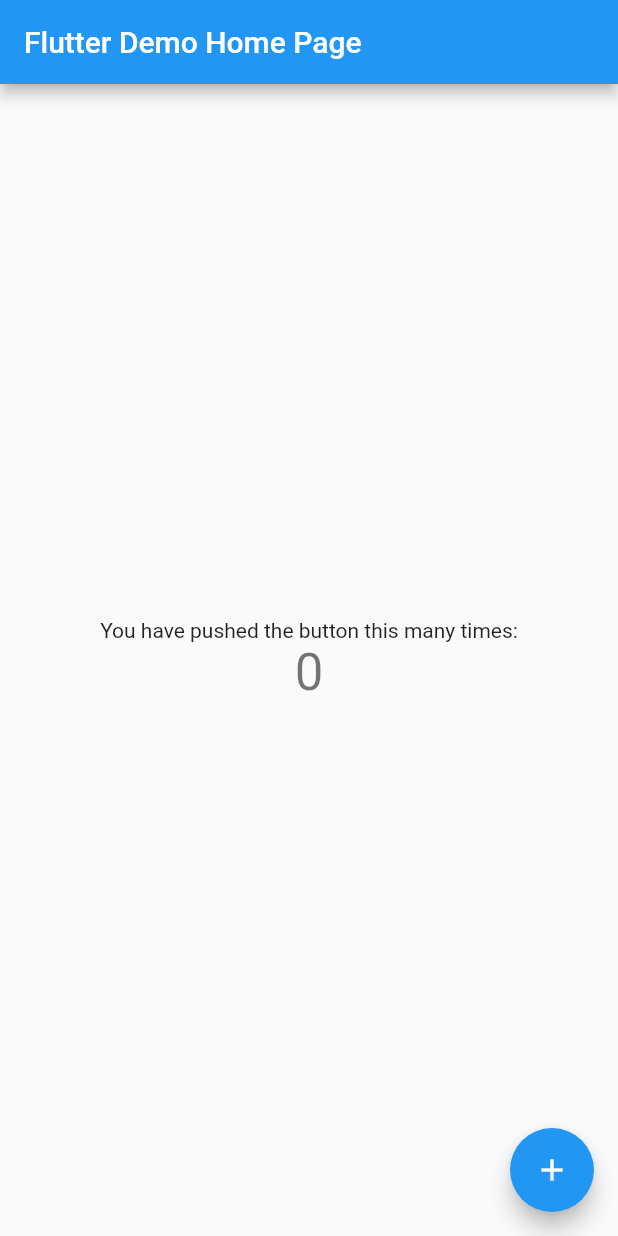
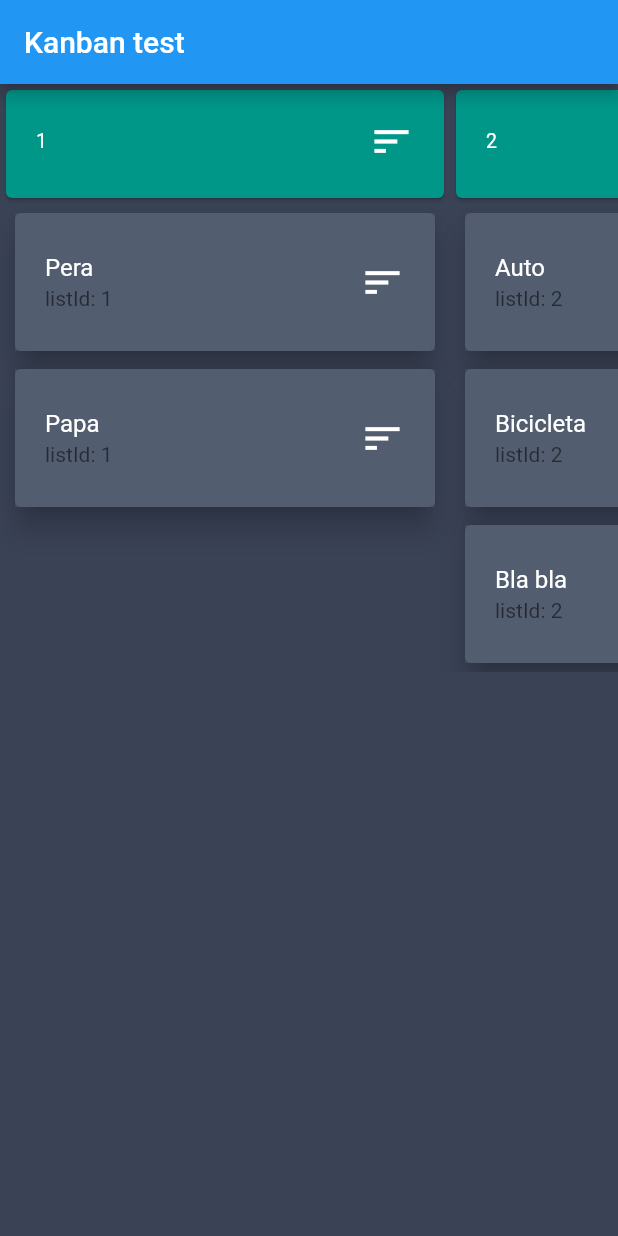
Before and after one commit to aliismaildev/time_tracking_app, a Flutter app: the screen it shows after launch, on a phone screen of 412 x 824 dp. Run offline on Flutter 3.47's test engine with Material 2 defaults, Android fonts, the phone set to English and light mode, and no system bars.

Commit message:
-kandan board basic structure

```diff
--- a/lib/main.dart
+++ b/lib/main.dart
@@ -1,4 +1,5 @@
 import 'package:flutter/material.dart';
+import 'dart:collection';
 
 void main() {
   runApp(const MyApp());
@@ -7,109 +8,328 @@
 class MyApp extends StatelessWidget {
   const MyApp({super.key});
 
-  // This widget is the root of your application.
   @override
   Widget build(BuildContext context) {
     return MaterialApp(
-      title: 'Flutter Demo',
-      theme: ThemeData(
-        // This is the theme of your application.
-        //
-        // Try running your application with "flutter run". You'll see the
-        // application has a blue toolbar. Then, without quitting the app, try
-        // changing the primarySwatch below to Colors.green and then invoke
-        // "hot reload" (press "r" in the console where you ran "flutter run",
-        // or simply save your changes to "hot reload" in a Flutter IDE).
-        // Notice that the counter didn't reset back to zero; the application
-        // is not restarted.
-        primarySwatch: Colors.blue,
+        title: 'Flutter Demo',
+        theme: ThemeData(
+          primarySwatch: Colors.blue,
+        ),
+        home: const Kanban());
+  }
+}
+
+class Item {
+  final String? id;
+  String? listId;
+  final String? title;
+
+  Item({this.id, this.listId, this.title});
+}
+
+class Kanban extends StatefulWidget {
+  final double tileHeight = 100;
+  final double headerHeight = 80;
+  final double tileWidth = 300;
+
+  const Kanban({super.key});
+
+  @override
+  _KanbanState createState() => _KanbanState();
+}
+
+class _KanbanState extends State<Kanban> {
+  LinkedHashMap<String, List<Item>>? board;
+
+  @override
+  void initState() {
+    board = LinkedHashMap();
+    board!.addAll({
+      "1": [
+        Item(id: "1", listId: "1", title: "Pera"),
+        Item(id: "2", listId: "1", title: "Papa"),
+      ],
+      "2": [
+        Item(id: "3", listId: "2", title: "Auto"),
+        Item(id: "4", listId: "2", title: "Bicicleta"),
+        Item(id: "5", listId: "2", title: "Bla bla"),
+      ],
+      "3": [
+        Item(id: "6", listId: "3", title: "Chile"),
+        Item(id: "7", listId: "3", title: "Madagascar"),
+        Item(id: "8", listId: "3", title: "Japón"),
+      ]
+    });
+
+    super.initState();
+  }
+
+  buildItemDragTarget(listId, targetPosition, double height) {
+    return DragTarget<Item>(
+      // Will accept others, but not himself
+      onWillAccept: (Item? data) {
+        return board![listId]!.isEmpty || data!.id != board![listId]![targetPosition].id;
+      },
+      // Moves the card into the position
+      onAccept: (Item data) {
+        setState(() {
+          board![data.listId]!.remove(data);
+          data.listId = listId;
+          if (board![listId]!.length > targetPosition) {
+            board![listId]!.insert(targetPosition + 1, data);
+          } else {
+            board![listId]!.add(data);
+          }
+        });
+      },
+      builder: (BuildContext context, List<Item?> data, List<dynamic> rejectedData) {
+        if (data.isEmpty) {
+          // The area that accepts the draggable
+          return Container(
+            height: height,
+          );
+        } else {
+          return Column(
+            // What's shown when hovering on it
+            children: [
+              Container(
+                height: height,
+              ),
+              ...data.map((Item? item) {
+                return Opacity(
+                  opacity: 0.5,
+                  child: ItemWidget(item: item),
+                );
+              }).toList()
+            ],
+          );
+        }
+      },
+    );
+  }
+
+  buildHeader(String listId) {
+    Widget header = SizedBox(
+      height: widget.headerHeight,
+      child: HeaderWidget(title: listId),
+    );
+
+    return Stack(
+      // The header
+      children: [
+        Draggable<String>(
+          data: listId, // A header waiting to be dragged
+          childWhenDragging: Opacity(
+            // The header that's left behind
+            opacity: 0.2,
+            child: header,
+          ),
+          feedback: FloatingWidget(
+            child: SizedBox(
+              // A header floating around
+              width: widget.tileWidth,
+              child: header,
+            ),
+          ),
+          child: header,
+        ),
+        buildItemDragTarget(listId, 0, widget.headerHeight),
+        DragTarget<String>(
+          // Will accept others, but not himself
+          onWillAccept: (String? incomingListId) {
+            return listId != incomingListId;
+          },
+          // Moves the card into the position
+          onAccept: (String incomingListId) {
+            setState(
+              () {
+                LinkedHashMap<String, List<Item>> reorderedBoard = LinkedHashMap();
+                for (String key in board!.keys) {
+                  if (key == incomingListId) {
+                    reorderedBoard[listId] = board![listId]!;
+                  } else if (key == listId) {
+                    reorderedBoard[incomingListId] = board![incomingListId]!;
+                  } else {
+                    reorderedBoard[key] = board![key]!;
+                  }
+                }
+                board = reorderedBoard;
+              },
+            );
+          },
+
+          builder: (BuildContext context, List<String?> data, List<dynamic> rejectedData) {
+            if (data.isEmpty) {
+              // The area that accepts the draggable
+              return SizedBox(
+                height: widget.headerHeight,
+                width: widget.tileWidth,
+              );
+            } else {
+              return Container(
+                decoration: BoxDecoration(
+                  border: Border.all(
+                    width: 3,
+                    color: Colors.blueAccent,
+                  ),
+                ),
+                height: widget.headerHeight,
+                width: widget.tileWidth,
+              );
+            }
+          },
+        )
+      ],
+    );
+  }
+
+  @override
+  Widget build(BuildContext context) {
+    buildKanbanList(String listId, List<Item> items) {
+      return SingleChildScrollView(
+        scrollDirection: Axis.vertical,
+        child: Column(
+          children: [
+            buildHeader(listId),
+            ListView.builder(
+              scrollDirection: Axis.vertical,
+              shrinkWrap: true,
+              itemCount: items.length,
+              itemBuilder: (BuildContext context, int index) {
+                // A stack that provides:
+                // * A draggable object
+                // * An area for incoming draggables
+                return Stack(
+                  children: [
+                    Draggable<Item>(
+                      data: items[index], // A card waiting to be dragged
+                      childWhenDragging: Opacity(
+                        // The card that's left behind
+                        opacity: 0.2,
+                        child: ItemWidget(item: items[index]),
+                      ),
+                      feedback: SizedBox(
+                        // A card floating around
+                        height: widget.tileHeight,
+                        width: widget.tileWidth,
+                        child: FloatingWidget(
+                            child: ItemWidget(
+                          item: items[index],
+                        )),
+                      ),
+                      child: ItemWidget(
+                        item: items[index],
+                      ),
+                    ),
+                    buildItemDragTarget(listId, index, widget.tileHeight),
+                  ],
+                );
+              },
+            ),
+          ],
+        ),
+      );
+    }
+
+    return Scaffold(
+      backgroundColor: const Color.fromRGBO(58, 66, 86, 1.0),
+      appBar: AppBar(title: const Text("Kanban test")),
+      body: SingleChildScrollView(
+        scrollDirection: Axis.horizontal,
+        child: Row(
+            crossAxisAlignment: CrossAxisAlignment.start,
+            children: board!.keys.map((String key) {
+              return SizedBox(
+                width: widget.tileWidth,
+                child: buildKanbanList(key, board![key]!),
+              );
+            }).toList()),
       ),
-      home: const MyHomePage(title: 'Flutter Demo Home Page'),
     );
   }
 }
 
-class MyHomePage extends StatefulWidget {
-  const MyHomePage({super.key, required this.title});
+// The list header (static)
+class HeaderWidget extends StatelessWidget {
+  final String? title;
 
-  // This widget is the home page of your application. It is stateful, meaning
-  // that it has a State object (defined below) that contains fields that affect
-  // how it looks.
-
-  // This class is the configuration for the state. It holds the values (in this
-  // case the title) provided by the parent (in this case the App widget) and
-  // used by the build method of the State. Fields in a Widget subclass are
-  // always marked "final".
-
-  final String title;
-
-  @override
-  State<MyHomePage> createState() => _MyHomePageState();
-}
-
-class _MyHomePageState extends State<MyHomePage> {
-  int _counter = 0;
-
-  void _incrementCounter() {
-    setState(() {
-      // This call to setState tells the Flutter framework that something has
-      // changed in this State, which causes it to rerun the build method below
-      // so that the display can reflect the updated values. If we changed
-      // _counter without calling setState(), then the build method would not be
-      // called again, and so nothing would appear to happen.
-      _counter++;
-    });
-  }
+  const HeaderWidget({Key? key, this.title}) : super(key: key);
 
   @override
   Widget build(BuildContext context) {
-    // This method is rerun every time setState is called, for instance as done
-    // by the _incrementCounter method above.
-    //
-    // The Flutter framework has been optimized to make rerunning build methods
-    // fast, so that you can just rebuild anything that needs updating rather
-    // than having to individually change instances of widgets.
-    return Scaffold(
-      appBar: AppBar(
-        // Here we take the value from the MyHomePage object that was created by
-        // the App.build method, and use it to set our appbar title.
-        title: Text(widget.title),
+    return Card(
+      color: Colors.teal,
+      child: ListTile(
+        dense: true,
+        contentPadding: const EdgeInsets.symmetric(
+          horizontal: 20.0,
+          vertical: 10.0,
+        ),
+        title: Text(
+          title!,
+          style: const TextStyle(
+            color: Colors.white,
+          ),
+        ),
+        trailing: const Icon(
+          Icons.sort,
+          color: Colors.white,
+          size: 30.0,
+        ),
+        onTap: () {},
       ),
-      body: Center(
-        // Center is a layout widget. It takes a single child and positions it
-        // in the middle of the parent.
-        child: Column(
-          // Column is also a layout widget. It takes a list of children and
-          // arranges them vertically. By default, it sizes itself to fit its
-          // children horizontally, and tries to be as tall as its parent.
-          //
-          // Invoke "debug painting" (press "p" in the console, choose the
-          // "Toggle Debug Paint" action from the Flutter Inspector in Android
-          // Studio, or the "Toggle Debug Paint" command in Visual Studio Code)
-          // to see the wireframe for each widget.
-          //
-          // Column has various properties to control how it sizes itself and
-          // how it positions its children. Here we use mainAxisAlignment to
-          // center the children vertically; the main axis here is the vertical
-          // axis because Columns are vertical (the cross axis would be
-          // horizontal).
-          mainAxisAlignment: MainAxisAlignment.center,
-          children: <Widget>[
-            const Text(
-              'You have pushed the button this many times:',
-            ),
-            Text(
-              '$_counter',
-              style: Theme.of(context).textTheme.headline4,
-            ),
-          ],
-        ),
-      ),
-      floatingActionButton: FloatingActionButton(
-        onPressed: _incrementCounter,
-        tooltip: 'Increment',
-        child: const Icon(Icons.add),
-      ), // This trailing comma makes auto-formatting nicer for build methods.
     );
   }
 }
+
+// The card (static)
+class ItemWidget extends StatelessWidget {
+  final Item? item;
+
+  const ItemWidget({Key? key, this.item}) : super(key: key);
+
+  ListTile makeListTile(Item item) => ListTile(
+        contentPadding: const EdgeInsets.symmetric(
+          horizontal: 20.0,
+          vertical: 10.0,
+        ),
+        title: Text(
+          item.title!,
+          style: const TextStyle(
+            color: Colors.white,
+          ),
+        ),
+        subtitle: Text("listId: ${item.listId}"),
+        trailing: const Icon(
+          Icons.sort,
+          color: Colors.white,
+          size: 30.0,
+        ),
+        onTap: () {},
+      );
+
+  @override
+  Widget build(BuildContext context) {
+    return Card(
+      elevation: 8.0,
+      margin: const EdgeInsets.symmetric(horizontal: 10.0, vertical: 6.0),
+      child: Container(
+        decoration: const BoxDecoration(
+          color: Color.fromRGBO(64, 75, 96, .9),
+        ),
+        child: makeListTile(item!),
+      ),
+    );
+  }
+}
+
+class FloatingWidget extends StatelessWidget {
+  final Widget? child;
+
+  const FloatingWidget({Key? key, this.child}) : super(key: key);
+
+  @override
+  Widget build(BuildContext context) {
+    return child!;
+  }
+}
--- a/pubspec.yaml
+++ b/pubspec.yaml
@@ -35,7 +35,7 @@
 
   # The following adds the Cupertino Icons font to your application.
   # Use with the CupertinoIcons class for iOS style icons.
-  cupertino_icons: ^1.0.2
+  cupertino_icons: ^1.0.5
 
 dev_dependencies:
   flutter_test:
@@ -46,7 +46,7 @@
   # activated in the `analysis_options.yaml` file located at the root of your
   # package. See that file for information about deactivating specific lint
   # rules and activating additional ones.
-  flutter_lints: ^2.0.0
+  flutter_lints: ^2.0.1
 
 # For information on the generic Dart part of this file, see the
 # following page: https://dart.dev/tools/pub/pubspec
```
